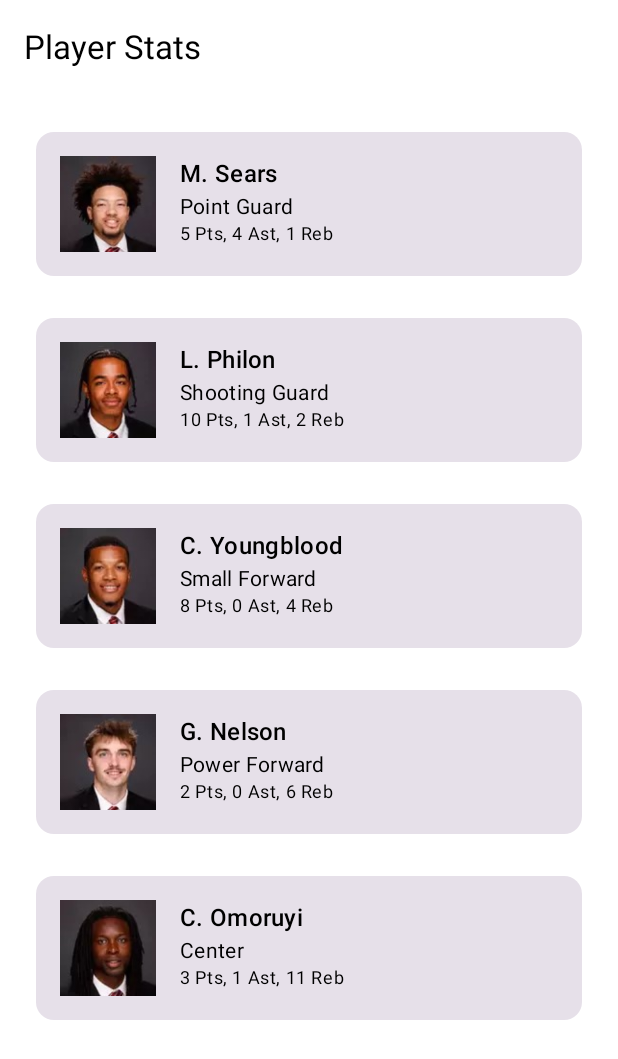
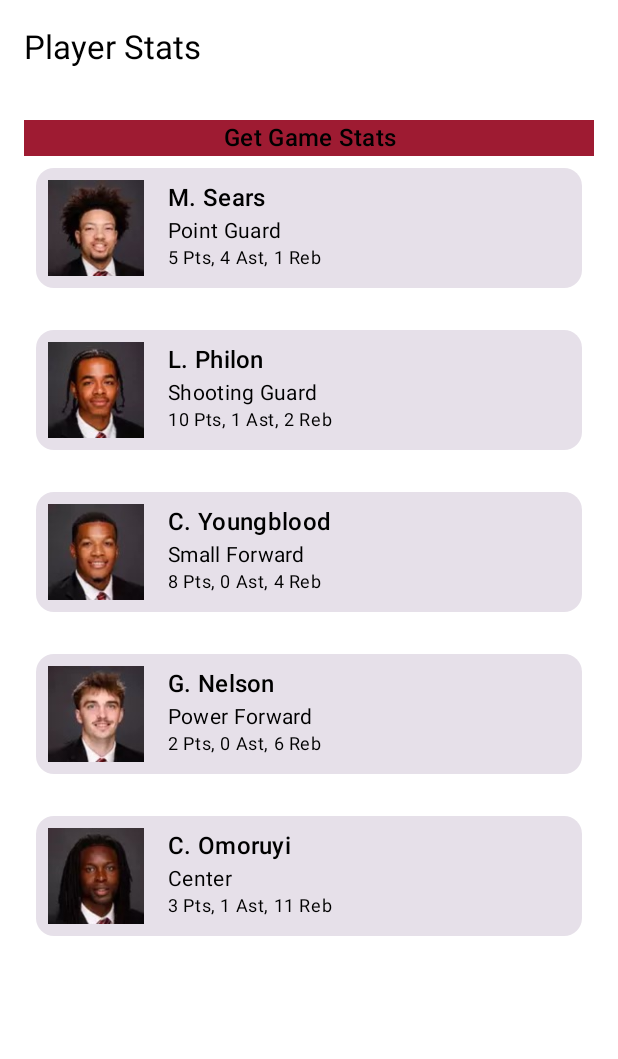
Before and after one commit to SmartGlass-Analytics/smartglass, an Android app built with Jetpack Compose: the PlayerStatsScreen screen opened through its navigation route, on a phone screen of 412 x 824 dp. Shown: the top 1059 px of the screen. Run offline under Robolectric (Android 15) with nearby library versions, the phone set to English and light mode, and no system bars.

Commit message:
adding button

```diff
--- a/app/build.gradle.kts
+++ b/app/build.gradle.kts
@@ -49,6 +49,7 @@ dependencies {
     implementation(libs.androidx.ui.graphics)
     implementation(libs.androidx.ui.tooling.preview)
     implementation(libs.androidx.material3)
+    implementation(libs.androidx.navigation.runtime.android)
     testImplementation(libs.junit)
     androidTestImplementation(libs.androidx.junit)
     androidTestImplementation(libs.androidx.espresso.core)
--- a/app/src/main/java/com/example/smartglassapplication/ui/theme/PlayerCard.kt
+++ b/app/src/main/java/com/example/smartglassapplication/ui/theme/PlayerCard.kt
@@ -22,7 +22,7 @@ fun PlayerCard(player: Player, navController: NavController) {
             }
             .padding(8.dp)
     ) {
-        Row(modifier = Modifier.padding(16.dp)) {
+        Row(modifier = Modifier.padding(8.dp)) { //This line changes spacing of the buttons themselves
             Image(
                 painter = painterResource(id = player.imageRes),
                 contentDescription = player.name,
--- a/app/src/main/java/com/example/smartglassapplication/ui/theme/PlayerStatsScreen.kt
+++ b/app/src/main/java/com/example/smartglassapplication/ui/theme/PlayerStatsScreen.kt
@@ -1,11 +1,18 @@
 package com.example.smartglassapplication.ui.theme
 
 import PlayerCard
+import android.content.Context
+import android.widget.Toast
+import androidx.compose.foundation.background
+import androidx.compose.foundation.clickable
 import androidx.compose.foundation.layout.*
 import androidx.compose.foundation.lazy.LazyColumn
 import androidx.compose.material3.*
 import androidx.compose.runtime.Composable
 import androidx.compose.ui.Modifier
+import androidx.compose.ui.graphics.Color
+import androidx.compose.ui.platform.LocalContext
+import androidx.compose.ui.text.style.TextAlign
 import androidx.compose.ui.unit.dp
 import androidx.navigation.NavController
 import com.example.smartglassapplication.R
@@ -33,6 +40,10 @@ fun PlayerStatsScreen(navController: NavController) {
                 .padding(padding)
                 .padding(16.dp)
         ) {
+            // button code should go here?
+            item{
+                StatsScreen(title = "Get Game Stats")
+            }
             items(players.size) { index ->
                 PlayerCard(player = players[index], navController = navController)
                 Spacer(modifier = Modifier.height(12.dp))
@@ -40,3 +51,22 @@ fun PlayerStatsScreen(navController: NavController) {
         }
     }
 }
+
+@Composable
+fun StatsScreen(title: String){
+    val context = LocalContext.current
+    Text(
+        text = title,
+        style = MaterialTheme.typography.titleMedium,
+        modifier = Modifier
+            .fillMaxWidth()
+            .background(color = Color(0xFF9E1B32))
+            .clickable { getBoxScore(context=context) },
+        textAlign = TextAlign.Center,
+        color = Color.Black,
+        )
+}
+
+fun getBoxScore(context: Context){
+    Toast.makeText(context, "Box Score Request Made", Toast.LENGTH_SHORT).show()
+}
--- a/gradle/libs.versions.toml
+++ b/gradle/libs.versions.toml
@@ -8,6 +8,7 @@ espressoCore = "3.5.1"
 lifecycleRuntimeKtx = "2.6.1"
 activityCompose = "1.8.0"
 composeBom = "2024.04.01"
+navigationRuntimeAndroid = "2.9.0-alpha08"
 
 [libraries]
 androidx-core-ktx = { group = "androidx.core", name = "core-ktx", version.ref = "coreKtx" }
@@ -25,6 +26,7 @@ androidx-ui-test-manifest = { group = "androidx.compose.ui", name = "ui-test-man
 androidx-ui-test-junit4 = { group = "androidx.compose.ui", name = "ui-test-junit4" }
 androidx-material3 = { group = "androidx.compose.material3", name = "material3" }
 androidx-navigation-compose = { module = "androidx.navigation:navigation-compose", version = "2.7.7" }
+androidx-navigation-runtime-android = { group = "androidx.navigation", name = "navigation-runtime-android", version.ref = "navigationRuntimeAndroid" }
 
 [plugins]
 android-application = { id = "com.android.application", version.ref = "agp" }
```
